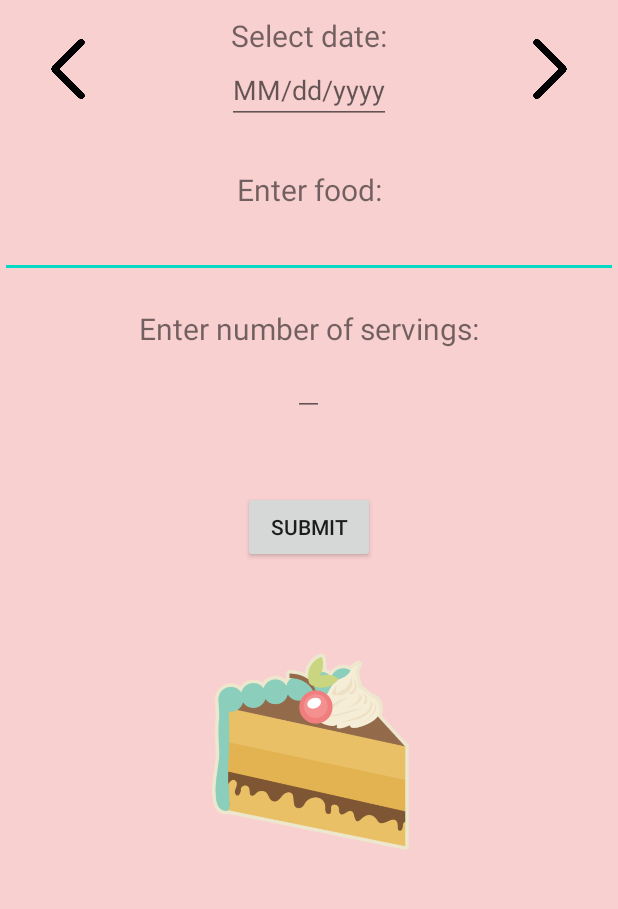
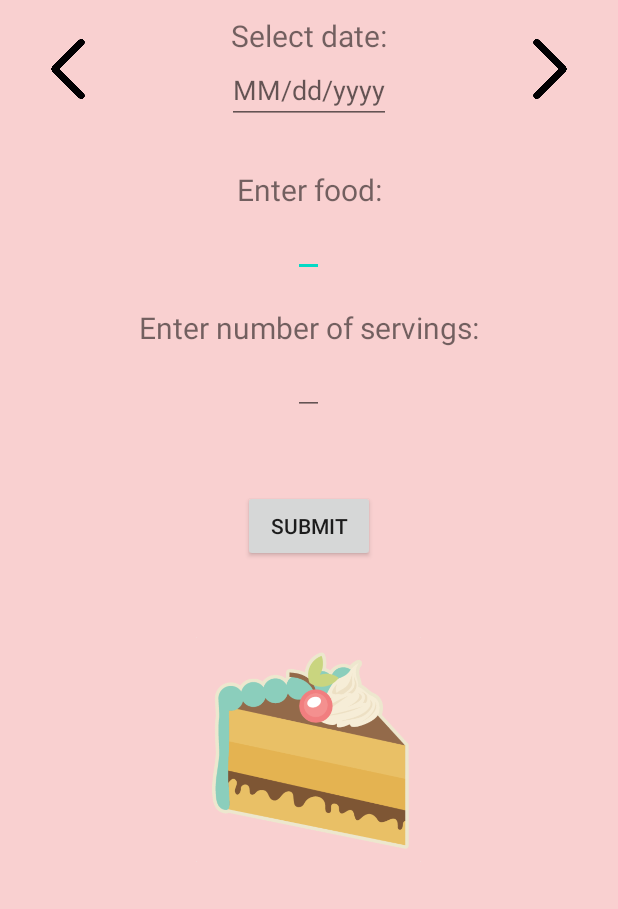
Before and after one commit to dclaxton/4020-Assignment2, an Android app: the AddFoodActivity screen opened directly, with no data from a screen before it, on a phone screen of 412 x 824 dp, the part 189-1098 px from its top. Run offline under Robolectric (Android 15) with nearby library versions, the phone set to English and light mode, and no system bars.

Commit message:
Fixed food search bar not populating all options. User can now no longer select a date in the future.

```diff
--- a/app/src/main/res/layout/activity_add_food.xml
+++ b/app/src/main/res/layout/activity_add_food.xml
@@ -119,13 +119,14 @@
 
                 <AutoCompleteTextView
                     android:id="@+id/search_foods_actv"
-                    android:layout_width="match_parent"
+                    android:layout_width="wrap_content"
                     android:layout_height="wrap_content"
                     android:layout_gravity="center"
                     android:completionThreshold="1"
                     android:dropDownAnchor="@id/food_text_view"
                     android:dropDownWidth="match_parent"
-                    android:dropDownHeight="wrap_content" />
+                    android:dropDownHeight="wrap_content"
+                    android:padding="10dp" />
 
                 <TextView
                     android:id="@+id/quantity_text_view"
--- a/app/src/main/res/layout/activity_view_calorie_history.xml
+++ b/app/src/main/res/layout/activity_view_calorie_history.xml
@@ -119,7 +119,8 @@
                 android:layout_width="match_parent"
                 android:layout_height="wrap_content"
                 android:layout_marginTop="50dp"
-                android:textSize="30sp" />
+                android:padding="10dp"
+                android:textSize="25sp" />
         </LinearLayout>
 
     </ScrollView>
```
Also changed, not shown: app/src/main/java/edu/apsu/csci/CalorieCounter/activities/AddFoodActivity.java (+16 -10 lines), app/src/main/java/edu/apsu/csci/CalorieCounter/activities/CalorieHistoryActivity.java (+5 -3 lines).
